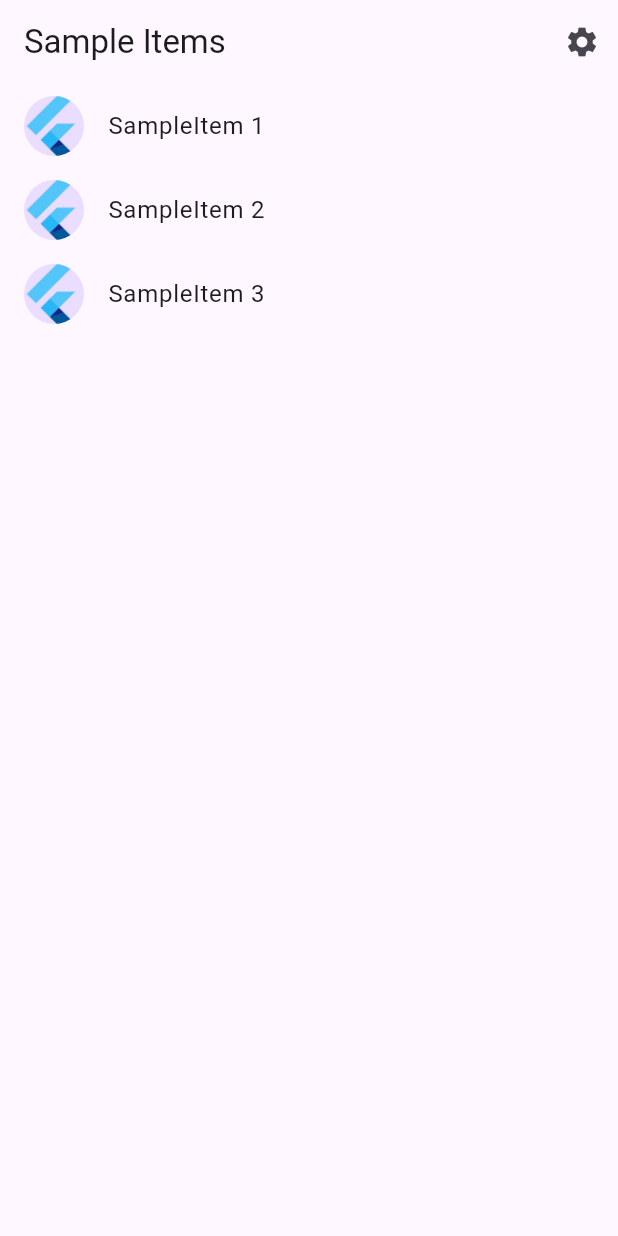
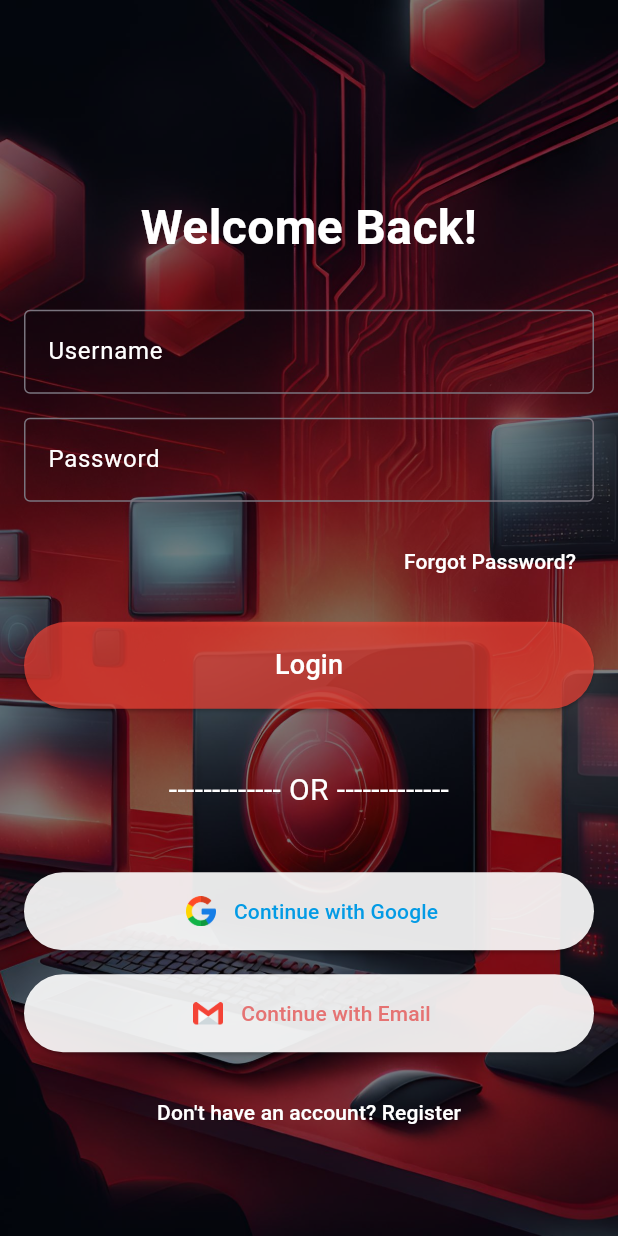
Before and after one commit to kadireuz/login_screen, a Flutter app: the screen it shows after launch, on a phone screen of 412 x 824 dp. Run offline on Flutter 3.47's test engine with Material 3 defaults, Android fonts, the phone set to English and light mode, and no system bars; generated files the repository leaves out were written again.

Commit message:
login screen ui updated

```diff
--- a/lib/main.dart
+++ b/lib/main.dart
@@ -1,20 +1,29 @@
 import 'package:flutter/material.dart';
-
-import 'src/app.dart';
 import 'src/settings/settings_controller.dart';
 import 'src/settings/settings_service.dart';
+import 'screens/login_screen.dart';
 
 void main() async {
-  // Set up the SettingsController, which will glue user settings to multiple
-  // Flutter Widgets.
   final settingsController = SettingsController(SettingsService());
 
-  // Load the user's preferred theme while the splash screen is displayed.
-  // This prevents a sudden theme change when the app is first displayed.
   await settingsController.loadSettings();
 
-  // Run the app and pass in the SettingsController. The app listens to the
-  // SettingsController for changes, then passes it further down to the
-  // SettingsView.
   runApp(MyApp(settingsController: settingsController));
 }
+
+class MyApp extends StatelessWidget {
+  final SettingsController settingsController;
+
+  const MyApp({super.key, required this.settingsController});
+
+  @override
+  Widget build(BuildContext context) {
+    return MaterialApp(
+      title: 'Flutter Demo',
+      theme: ThemeData(
+        primarySwatch: Colors.blue,
+      ),
+      home: LoginScreen(),
+    );
+  }
+}
--- /dev/null
+++ b/lib/screens/login_screen.dart
@@ -0,0 +1,217 @@
+import 'package:flutter/material.dart';
+
+class LoginScreen extends StatelessWidget {
+  LoginScreen({super.key});
+
+  final _formKey = GlobalKey<FormState>();
+  final _usernameController = TextEditingController();
+  final _passwordController = TextEditingController();
+
+  void _submitForm(BuildContext context) {
+    if (_formKey.currentState?.validate() ?? false) {
+      // Simulate a login process
+      showDialog(
+        context: context,
+        barrierDismissible: false,
+        builder: (BuildContext context) {
+          Future.delayed(const Duration(seconds: 2), () {
+            Navigator.of(context).pop(true);
+            // Show success message
+            ScaffoldMessenger.of(context).showSnackBar(
+              const SnackBar(content: Text('Login successful')),
+            );
+          });
+          return const Center(child: CircularProgressIndicator());
+        },
+      );
+    }
+  }
+
+  // String? _validateUsername(String? value) {
+  //   if (value == null || value.isEmpty) {
+  //     return 'Please enter your username';
+  //   }
+  //   if (value.length < 3) {
+  //     return 'Username must be at least 3 characters long';
+  //   }
+  //   return null;
+  // }
+
+  // String? _validatePassword(String? value) {
+  //   if (value == null || value.isEmpty) {
+  //     return 'Please enter your password';
+  //   }
+  //   if (value.length < 6) {
+  //     return 'Password must be at least 6 characters long';
+  //   }
+  //   return null;
+  // }
+
+  @override
+  Widget build(BuildContext context) {
+    return Scaffold(
+      body: Stack(children: [
+        Positioned.fill(
+          child: Image.asset(
+            'assets/images/loginscreen_bg.jpg',
+            fit: BoxFit.cover,
+          ),
+        ),
+        Container(
+          color: Colors.black.withOpacity(0.5),
+          child: Padding(
+            padding: const EdgeInsets.all(16.0),
+            child: Center(
+              child: SingleChildScrollView(
+                child: Form(
+                  key: _formKey,
+                  child: Column(
+                    crossAxisAlignment: CrossAxisAlignment.stretch,
+                    children: <Widget>[
+                      const SizedBox(height: 70),
+                      const Text(
+                        'Welcome Back!',
+                        style: TextStyle(
+                          fontSize: 32.0,
+                          fontWeight: FontWeight.bold,
+                          color: Colors.white,
+                        ),
+                        textAlign: TextAlign.center,
+                      ),
+                      const SizedBox(height: 32.0),
+                      TextFormField(
+                        controller: _usernameController,
+                        decoration: const InputDecoration(
+                          labelText: 'Username',
+                          labelStyle: TextStyle(color: Colors.white),
+                          border: OutlineInputBorder(),
+                        ),
+                        style: const TextStyle(
+                          color:
+                              Colors.white, // Add the desired text color here
+                        ),
+                        //validator: _validateUsername,
+                      ),
+                      const SizedBox(height: 16.0),
+                      TextFormField(
+                        controller: _passwordController,
+
+                        decoration: const InputDecoration(
+                          labelText: 'Password',
+                          labelStyle: TextStyle(color: Colors.white),
+                          border: OutlineInputBorder(),
+                        ),
+                        obscureText: true,
+                        style: const TextStyle(
+                          color:
+                              Colors.white, // Add the desired text color here
+                        ),
+                        //validator: _validatePassword,
+                      ),
+                      const SizedBox(height: 16.0),
+                      //TODO add remember me
+                      Align(
+                        alignment: Alignment.centerRight,
+                        child: TextButton(
+                          onPressed: () {
+                            // Handle forgot password
+                          },
+                          child: const Text(
+                            'Forgot Password?',
+                            style: TextStyle(color: Colors.white),
+                          ),
+                        ),
+                      ),
+                      const SizedBox(height: 16.0),
+                      ElevatedButton(
+                        onPressed: () => _submitForm(context),
+                        style: ElevatedButton.styleFrom(
+                          backgroundColor: Colors.red.withOpacity(
+                              0.7), // Adjust the opacity value as needed
+                          padding: const EdgeInsets.symmetric(vertical: 16.0),
+                        ),
+                        child: const Text(
+                          'Login',
+                          style: TextStyle(
+                            color: Colors.white,
+                            fontSize: 18.0,
+                          ),
+                        ),
+                      ),
+                      const SizedBox(height: 40.0),
+                      const Text(
+                        '------------- OR -------------',
+                        style: TextStyle(
+                          color: Colors.white,
+                          fontSize: 20,
+                        ),
+                        textAlign: TextAlign.center,
+                      ),
+                      const SizedBox(height: 40.0),
+                      ElevatedButton.icon(
+                        onPressed: () {
+                          // Handle continue with Google
+                        },
+                        icon: Padding(
+                          padding: const EdgeInsets.symmetric(horizontal: 4.0),
+                          child: Image.asset(
+                            'assets/images/google.png',
+                            height:
+                                20.0, // Adjust the height as needed https://flutter.github.io/assets-for-api-docs/assets/material/Colors.lightBlue.png
+                          ),
+                        ),
+                        label: Text(
+                          'Continue with Google',
+                          style: TextStyle(color: Colors.lightBlue[600]),
+                        ),
+                        style: ElevatedButton.styleFrom(
+                          backgroundColor: Colors.white
+                              .withOpacity(0.9), // Google button color
+                          padding: const EdgeInsets.symmetric(vertical: 16.0),
+                        ),
+                      ),
+                      const SizedBox(height: 16.0),
+                      ElevatedButton.icon(
+                        onPressed: () {
+                          // Handle continue with Email
+                        },
+                        icon: Padding(
+                          padding: const EdgeInsets.symmetric(horizontal: 4.0),
+                          child: Image.asset(
+                            'assets/images/gmail.png',
+                            height: 20.0, // Adjust the height as needed
+                          ),
+                        ),
+                        label: Text(
+                          'Continue with Email',
+                          style: TextStyle(color: Colors.red[300]),
+                        ),
+                        style: ElevatedButton.styleFrom(
+                          backgroundColor: Colors.white
+                              .withOpacity(0.9), // Email button color
+                          padding: const EdgeInsets.symmetric(vertical: 16.0),
+                        ),
+                      ),
+                      const SizedBox(height: 16.0),
+                      TextButton(
+                        onPressed: () {
+                          // Navigate to the registration screen
+                        },
+                        child: const Text(
+                          'Don\'t have an account? Register',
+                          style: TextStyle(
+                            color: Colors.white,
+                          ),
+                        ),
+                      ),
+                    ],
+                  ),
+                ),
+              ),
+            ),
+          ),
+        ),
+      ]),
+    );
+  }
+}
```
Also changed, not shown: assets/images/gmail.png (added), assets/images/google.png (added), assets/images/google_logo.png (added), assets/images/loginscreen_bg.jpg (added).
